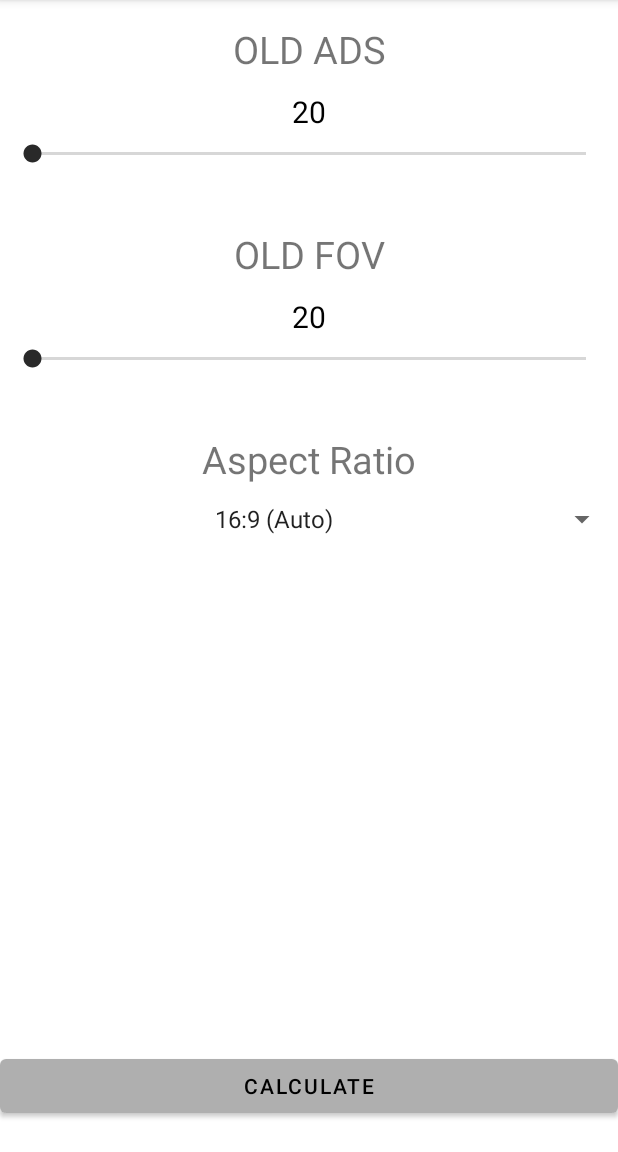
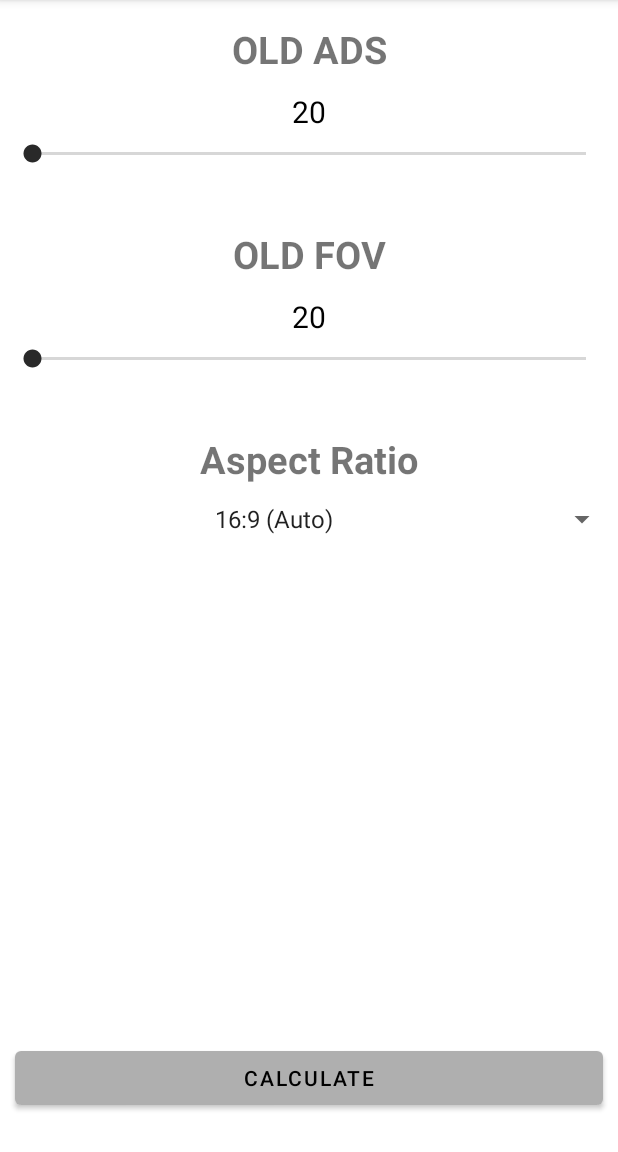
Before and after one commit to antonkesy/r6adssensitivitycalculator-android, an Android app: the screen it shows after launch (MainActivity), on a phone screen of 412 x 824 dp, the part 84-1236 px from its top. Run offline under Robolectric (Android 15) with nearby library versions, the phone set to English and light mode, and no system bars.

Commit message:
layout changes

```diff
--- a/r6adssensitivitycalculator/app/src/main/res/layout/old_value_layout.xml
+++ b/r6adssensitivitycalculator/app/src/main/res/layout/old_value_layout.xml
@@ -8,7 +8,6 @@
         android:id="@+id/adsLayout"
         style="@style/oldLinearLayoutGroup"
         android:layout_alignParentTop="true">
-
 
         <TextView
             android:id="@+id/oldAdsTV"
@@ -23,7 +22,6 @@
         <SeekBar
             android:id="@+id/oldAdsSeekBar"
             style="@style/seekBar" />
-
     </LinearLayout>
 
 
@@ -65,7 +63,6 @@
             android:layout_marginBottom="5sp"
             android:gravity="center"
             android:textAlignment="center" />
-
     </LinearLayout>
 
     <Button
@@ -73,8 +70,9 @@
         android:layout_width="match_parent"
         android:layout_height="wrap_content"
         android:layout_alignParentBottom="true"
-        android:layout_marginBottom="20dp"
+        android:layout_marginStart="10dp"
+        android:layout_marginEnd="10dp"
+        android:layout_marginBottom="25dp"
         android:text="@string/btn_calculate"
         android:textColor="?color" />
-
 </RelativeLayout>
--- a/r6adssensitivitycalculator/app/src/main/res/values/styles.xml
+++ b/r6adssensitivitycalculator/app/src/main/res/values/styles.xml
@@ -40,6 +40,7 @@
     </style>
 
     <style name="oldTextView">
+        <item name="android:textStyle">bold</item>
         <item name="android:textAlignment">center</item>
         <item name="android:layout_width">match_parent</item>
         <item name="android:layout_height">wrap_content</item>
```
